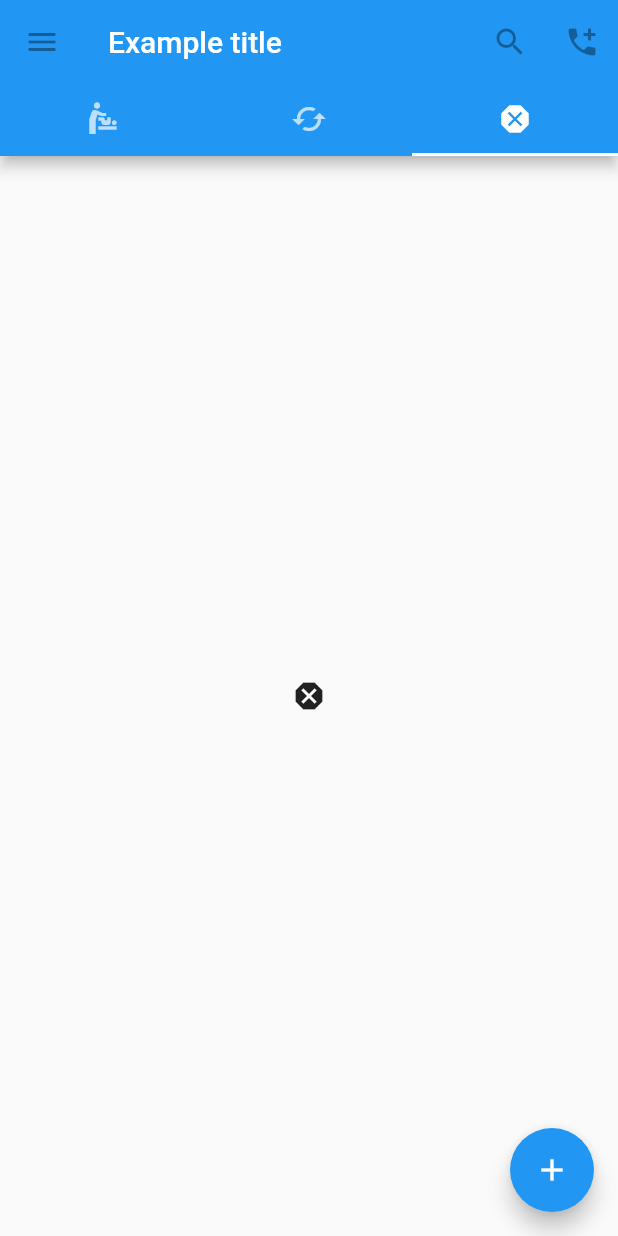
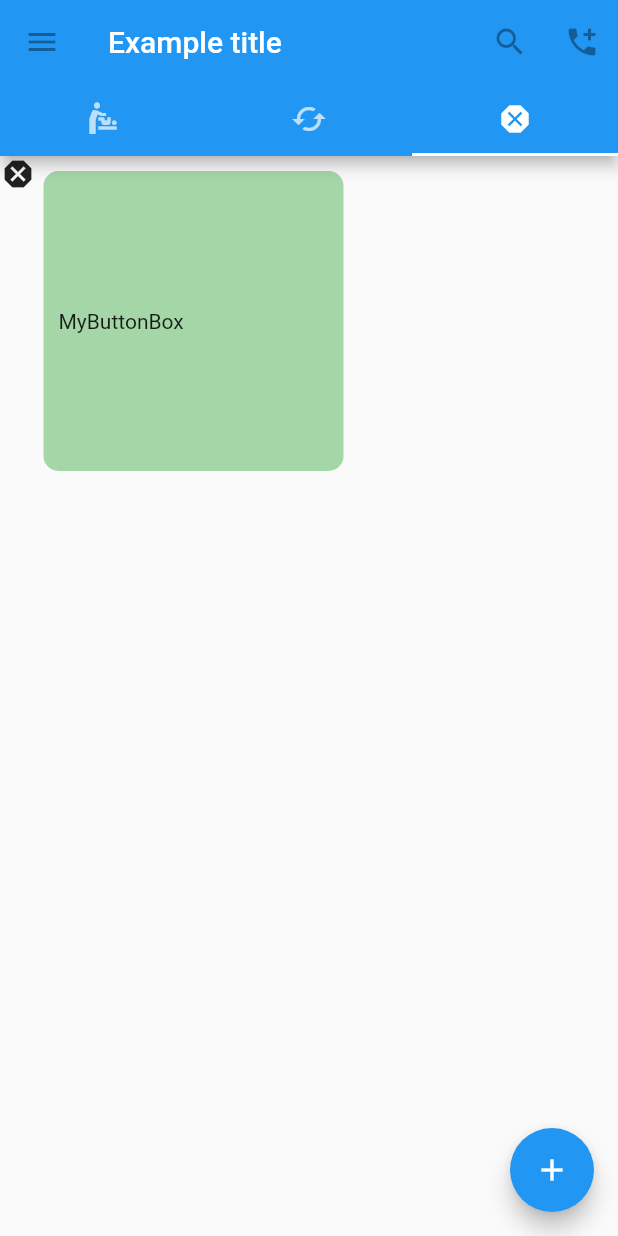
Before and after one commit to yyw10242/Flutter, a Flutter app: the screen it shows after launch, tab 3 chosen, on a phone screen of 412 x 824 dp. Run offline on Flutter 3.47's test engine with Material 2 defaults, Android fonts, the phone set to English and light mode, and no system bars.

Commit message:
Handling Gestures
Let's Wrap Components with GestureDetector!

```diff
--- a/flutter_tutorial/lib/main.dart
+++ b/flutter_tutorial/lib/main.dart
@@ -4,11 +4,35 @@ void main() {
   runApp(
     MaterialApp(
       title: 'Flutter Tutorial',
-      home: TutorialHome(),
+      home: TutorialHome(), //Well.. here also changed
     ),
   );
 }
 
+/* **********  ONLY HERE IS CHANGED IN THIS COMMIT  ********** */
+// WHICH HAVE HOW TO MAKE BUTTON
+class MyButton extends StatelessWidget {
+  @override
+  Widget build(BuildContext context) {
+    return GestureDetector(
+      onTap: () {
+        print('myButton was tapped!');
+      },
+      child: Container(
+        alignment: Alignment.centerLeft,
+        width: 200,
+        height: 200,
+        padding: const EdgeInsets.all(10),
+        margin: const EdgeInsets.symmetric(horizontal: 5, vertical: 10),
+        decoration: BoxDecoration(
+            borderRadius: BorderRadius.circular(10), color: Colors.green[200]),
+        child: Text('MyButtonBox'),
+      ),
+    );
+  }
+}
+
+/************************************************************* */
 class TutorialHome extends StatelessWidget {
   @override
   Widget build(BuildContext context) {
@@ -53,7 +77,9 @@ class TutorialHome extends StatelessWidget {
           children: [
             Icon(Icons.baby_changing_station),
             Icon(Icons.cached),
-            Icon(Icons.dangerous)
+            Wrap(
+              children: [Icon(Icons.dangerous), MyButton()],
+            )
           ],
         ),
         floatingActionButton: FloatingActionButton(
```
